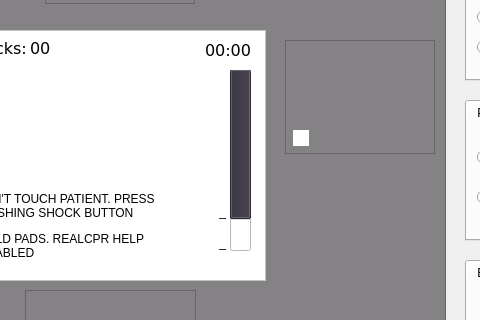
Above: mainwindow.ui from nicwatson/aed-project before the change; both pictures show x 255 to 735 and y 140 to 460 of the 1062 by 717 pixel window. Below: the same form after it.
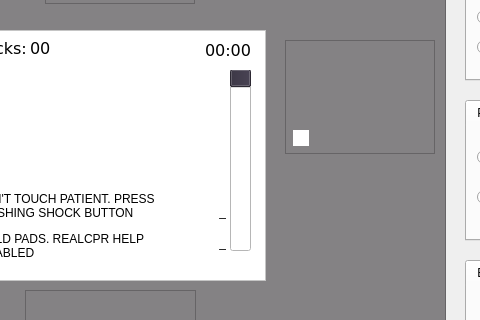
That is the form after the change. Icons and pictures are not drawn. Custom widgets are drawn as their Qt base class.

```diff
--- a/mainwindow.ui
+++ b/mainwindow.ui
@@ -303,7 +303,7 @@
        <number>100</number>
       </property>
       <property name="value">
-       <number>83</number>
+       <number>10</number>
       </property>
       <property name="alignment">
        <set>Qt::AlignLeading|Qt::AlignLeft|Qt::AlignTop</set>
```
Left out of the diff: 5 changed lines with no effect on the pictures.
